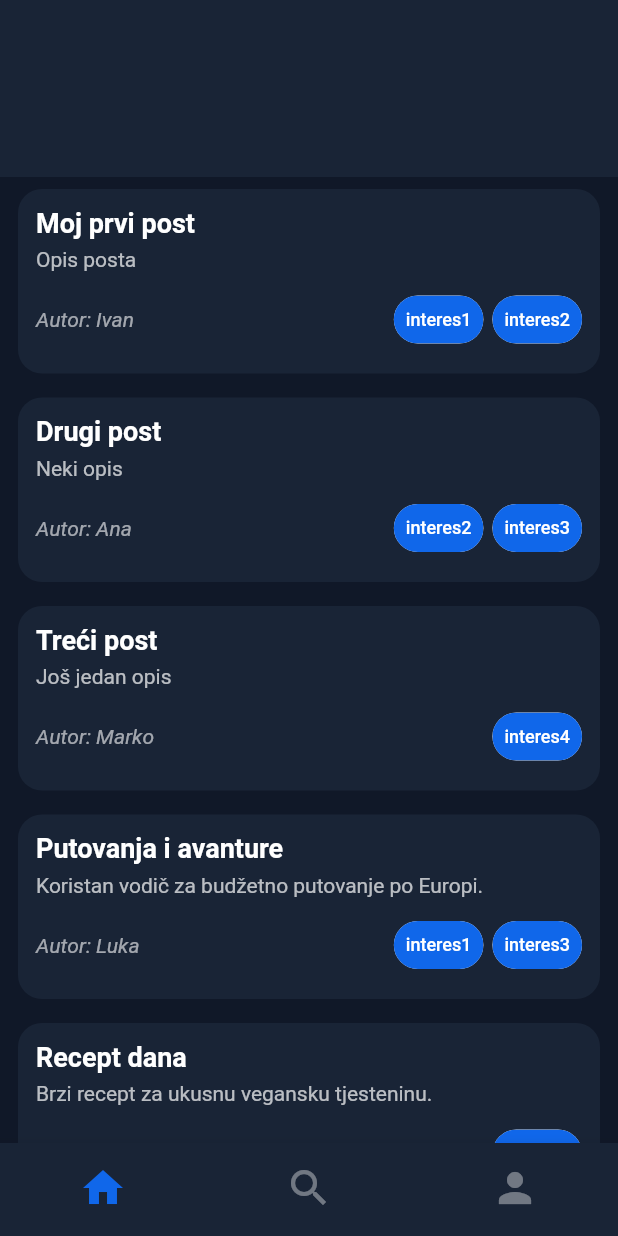
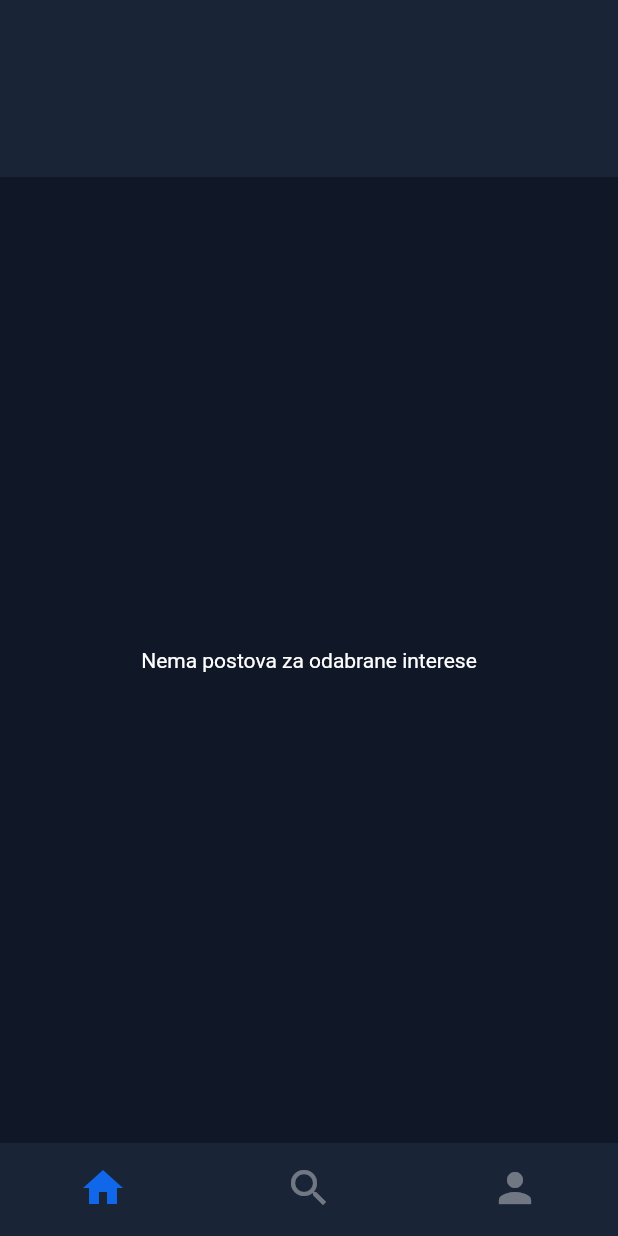
Before and after one commit to ManiTheG/SideQuest, a Flutter app: the screen it shows once a user with an empty profile is signed in, on a phone screen of 412 x 824 dp. Run offline on Flutter 3.47's test engine with Material 3 defaults, Android fonts, the phone set to English and light mode, and no system bars; our stand-ins replace cloud_firestore, email_validator, firebase_auth, firebase_core; accounts and stored records are empty; network calls fail.

Commit message:
Kreirana i implementirana klasa za učitavanje postova iz baze na homepageu i profileu.

```diff
--- a/lib/main.dart
+++ b/lib/main.dart
@@ -36,13 +36,13 @@ class MyApp extends StatelessWidget {
             return const CircularProgressIndicator();
           }
           if(snapshot.hasData){
-            return const HomeScreen(title: 'Mc2 Home');
+            return const HomeScreen();
           }
           return const LoginScreen();
         },
       ),
       routes: {
-                '/home': (ctx) => const HomeScreen(title: 'SideQuest Home'),
+                '/home': (ctx) => const HomeScreen(),
                 '/search': (ctx) => const SearchPage(),
                 '/profile': (ctx) => const ProfilePage.preset(),
             },
--- a/lib/screens/home_screen.dart
+++ b/lib/screens/home_screen.dart
@@ -3,75 +3,8 @@ import 'package:flutter/material.dart';
 import '../widget/bottom.dart';
 
 
-class Post {
-  final String naslov;
-  final String opis;
-  final String autor;
-  final List<String> interesi;
-
-  Post({
-    required this.naslov,
-    required this.opis,
-    required this.autor,
-    required this.interesi,
-  });
-}
-
-final List<Post> _posts = [
-  Post(
-    naslov: 'Moj prvi post',
-    opis: 'Opis posta',
-    autor: 'Ivan',
-    interesi: ['interes1', 'interes2'],
-  ),
-  Post(
-    naslov: 'Drugi post',
-    opis: 'Neki opis',
-    autor: 'Ana',
-    interesi: ['interes2', 'interes3'],
-  ),
-  Post(
-    naslov: 'Treći post',
-    opis: 'Još jedan opis',
-    autor: 'Marko',
-    interesi: ['interes4'],
-  ),
-  Post(
-    naslov: 'Putovanja i avanture',
-    opis: 'Koristan vodič za budžetno putovanje po Europi.',
-    autor: 'Luka',
-    interesi: ['interes1', 'interes3'],
-  ),
-  Post(
-    naslov: 'Recept dana',
-    opis: 'Brzi recept za ukusnu vegansku tjesteninu.',
-    autor: 'Maja',
-    interesi: ['interes2'],
-  ),
-  Post(
-    naslov: 'Tehnologija 2026',
-    opis: 'Pregled najzanimljivijih trendova u mobilnom razvoju.',
-    autor: 'Petar',
-    interesi: ['interes3', 'interes4'],
-  ),
-  Post(
-    naslov: 'Fit & zdravlje',
-    opis: 'Jednostavan plan treninga za početnike kod kuće.',
-    autor: 'Sara',
-    interesi: ['interes1', 'interes4'],
-  ),
-  Post(
-    naslov: 'Knjiga koju vrijedi pročitati',
-    opis: 'Kratka recenzija i citati iz najbolje prodavane knjige.',
-    autor: 'Ivona',
-    interesi: ['interes2', 'interes3'],
-  ),
-];
-
-
 class HomeScreen extends StatefulWidget {
-  const HomeScreen({super.key, required this.title});
-  final String title;
+  const HomeScreen({super.key});
 
   @override
   State<HomeScreen> createState() => _HomeScreenState();
@@ -80,16 +13,31 @@ class HomeScreen extends StatefulWidget {
 class _HomeScreenState extends State<HomeScreen> {
   int _currentIndex = 0;
 
+  final ScrollController _scrollController = ScrollController();
+
   final InterestsService _interestsService = InterestsService();
+  final postsService _postsService = postsService();
 
-  List<String> _allInterests =[];
+  List<String> _userInterests =[];
+  List<Map<String, dynamic>> _allPosts = [];
+
   final List<String> _selectedInterests = [];
 
 
   @override
   void initState() {
     super.initState();
-    _loadAllInterests();
+    _loadUserInterests().then((_) =>  _loadFilteredPosts());
+    print('================================================================' );
+
+
+    _scrollController.addListener((){
+      if(_scrollController.position.pixels == _scrollController.position.maxScrollExtent - 200){
+        if(_postsService.morePostsAvailable){
+          _loadFilteredPosts();
+        }
+      }
+    });
   }
 
   void _selectToggle(String interest) {
@@ -102,18 +50,26 @@ class _HomeScreenState extends State<HomeScreen> {
     });
   }
 
-  Future<void> _loadAllInterests() async{
-    final interests = await _interestsService.loadAllInterests();
+  Future<void> _loadUserInterests() async{
+    final interests = await _interestsService.loadUserInterests();
 
-    setState(() => _allInterests = interests);
+    if(mounted){setState(() => _userInterests = interests);}
+  }
+
+  Future<void> _loadFilteredPosts() async{
+    final posts = await _postsService.loadPosts(_userInterests);
+
+    if(mounted){setState(() => _allPosts = posts);}
   }
 
 
-  List<Post> get _filteredPosts {
-    if (_selectedInterests.isEmpty) return _posts;
-    return _posts.where((p) => p.interesi.any((i) => _selectedInterests.contains(i))).toList();
+  List<Map<String, dynamic>> get _filteredPosts {
+    if (_selectedInterests.isEmpty) return _allPosts;
+    return _allPosts.where((p) {
+      final interests = List<String>.from(p['interests']??[]);
+      return interests.any((i) => _selectedInterests.contains(i));
+    }).toList();
   }
-
 
 
   @override
@@ -143,7 +99,7 @@ class _HomeScreenState extends State<HomeScreen> {
                       scrollDirection: Axis.horizontal,
                       physics: const BouncingScrollPhysics(),
                       child: Row(
-                        children: _allInterests.map((interest) {
+                        children: _userInterests.map((interest) {
                           final isSelected = _selectedInterests.contains(interest);
                           return Padding(
                             padding: const EdgeInsets.only(right: 8.0),
@@ -183,9 +139,17 @@ class _HomeScreenState extends State<HomeScreen> {
                         ),
                       )
                     : ListView.builder(
+                      controller: _scrollController,
                         itemCount: _filteredPosts.length,
                         itemBuilder: (context, index) {
                           final post = _filteredPosts[index];
+
+                          if (index == _allPosts.length) {
+                            return _postsService.morePostsAvailable
+                              ? const Center(child: CircularProgressIndicator())
+                              : const Center(child: Text('No more posts', style: TextStyle(color: Colors.white)));
+                          }
+
                           return Container(
                             margin: const EdgeInsets.symmetric(vertical: 8),
                             padding: const EdgeInsets.all(12),
@@ -198,17 +162,17 @@ class _HomeScreenState extends State<HomeScreen> {
                               crossAxisAlignment: CrossAxisAlignment.start,
                               children: [
 
-                                Text(post.naslov, style: const TextStyle(fontSize: 18, fontWeight: FontWeight.bold, color: Colors.white)),
+                                Text(post['title']??'', style: const TextStyle(fontSize: 18, fontWeight: FontWeight.bold, color: Colors.white)),
                                 const SizedBox(height: 6),
-                                Text(post.opis, style: TextStyle(color: Colors.white70),),
+                                Text(post['description']??'', style: TextStyle(color: Colors.white70),),
                                 const SizedBox(height: 8),
                                 Row(
                                   mainAxisAlignment: MainAxisAlignment.spaceBetween,
                                   children: [
-                                    Text('Autor: ${post.autor}', style: const TextStyle(fontStyle: FontStyle.italic, color: Colors.white60)),
+                                    Text('Autor: ${post['authorId']??''}', style: const TextStyle(fontStyle: FontStyle.italic, color: Colors.white60)),
                                     Wrap(
                                       spacing: 6,
-                                      children: post.interesi.map((i) => Chip(
+                                      children: (post['interests'] as List<dynamic>? ?? []).cast<String>().map((i) => Chip(
                                         label: Text(i, style: TextStyle(color: Colors.white, fontSize: 12)),
                                         backgroundColor: Color.fromARGB(255, 16, 103, 234),
                                         padding: EdgeInsets.zero,
--- a/lib/screens/login_screen.dart
+++ b/lib/screens/login_screen.dart
@@ -52,7 +52,7 @@ class _LoginScreenState extends State<LoginScreen>{
       await _authService.login(_emailController.text, _passwordController.text);
       if (mounted) {
         Navigator.of(context).pushAndRemoveUntil(
-        MaterialPageRoute(builder: (_) => const HomeScreen(title: 'Mc2 Home')),
+        MaterialPageRoute(builder: (_) => const HomeScreen()),
         (route) => false,
       );
       }
--- a/lib/screens/profile.dart
+++ b/lib/screens/profile.dart
@@ -25,38 +25,7 @@ class ProfilePage extends StatefulWidget {
       : userName = 'Slađana B.',
         userBio = 'Puzzle Master',
         userInterests = const [],
-        userPosts = const [
-          {
-            'naslov': 'Prvo rješenje zagonetke',
-            'opis': 'Podijelila sam rješenje moje omiljene zagonetke.',
-            'autor': 'Slađana B.',
-            'interesi': ['Puzzles', 'Tehnologija'],
-          },
-          {
-            'naslov': 'D&D kampanja - savjeti',
-            'opis': 'Kako voditi zanimljivu kampanju za početnike.',
-            'autor': 'Slađana B.',
-            'interesi': ['D&D'],
-          },
-          {
-            'naslov': 'Putovanje u Sloveniju',
-            'opis': 'Mali vodič i preporuke za putovanje.',
-            'autor': 'Slađana B.',
-            'interesi': ['Putovanja'],
-          },
-          {
-            'naslov': 'Arhery basics',
-            'opis': 'Osnove streličarstva za početnike.',
-            'autor': 'Slađana B.',
-            'interesi': ['Archery', 'Fitness'],
-          },
-          {
-            'naslov': 'Novi trik za zagonetke',
-            'opis': 'Kratki vodič s nekoliko brzih trikova za rješavanje logičkih zagonetki.',
-            'autor': 'Slađana B.',
-            'interesi': ['Puzzles'],
-          },
-        ];
+        userPosts = const [];
 
   @override
   State<ProfilePage> createState() => _ProfilePageState();
@@ -64,19 +33,26 @@ class ProfilePage extends StatefulWidget {
 
 class _ProfilePageState extends State<ProfilePage> {
   int _currentIndex = 2;
-  final AuthService _authService = AuthService();
+  //final AuthService _authService = AuthService();
   final InterestsService _interestsService = InterestsService();
-  bool _isLoading = false;
-  String? _errorMessage;
+  final postsService _postsService = postsService();
 
   List<String> _userInterests = [];
+  List<Map<String, dynamic>> _userPosts = [];
+
 
 
   @override
   void initState() {
     super.initState();
     _loadUserInterests();
-    print(_userInterests);
+    _loadUserPosts();
+  }
+
+    Future<void> _loadUserPosts() async{
+    final posts = await _postsService.loadUserPosts();
+
+    setState(() => _userPosts = posts);
   }
 
   Future<void> _loadUserInterests() async{
@@ -98,7 +74,7 @@ class _ProfilePageState extends State<ProfilePage> {
 
   @override
   Widget build(BuildContext context) {
-    final posts = widget.userPosts;
+   // final posts = widget.userPosts;
     return Scaffold(
       appBar: AppBar(
         automaticallyImplyLeading: false,
@@ -235,7 +211,7 @@ class _ProfilePageState extends State<ProfilePage> {
                   ),
                 ],
               ),              const SizedBox(height: 8),
-              if (posts.isEmpty)
+              if (_userPosts.isEmpty)
               // prikaz kada nema postova
                 Card(
                   shape: RoundedRectangleBorder(borderRadius: BorderRadius.circular(12)),
@@ -260,11 +236,11 @@ class _ProfilePageState extends State<ProfilePage> {
               else
               // prikaz postova ako ih ima
                 Column(
-                  children: posts.map((p) {
-                    final naslov = p['naslov'] ?? '';
-                    final opis = p['opis'] ?? '';
-                    final autor = p['autor'] ?? '';
-                    final interesi = (p['interesi'] as List<dynamic>? ?? []).cast<String>();
+                  children: _userPosts.map((p) {
+                    final naslov = p['title'] ?? '';
+                    final opis = p['description'] ?? '';
+                    final autor = p['authorId'] ?? '';
+                    final interesi = (p['interests'] as List<dynamic>? ?? []).cast<String>();
                     return Container(
                       margin: const EdgeInsets.symmetric(vertical: 8),
                       padding: const EdgeInsets.all(12),
--- a/lib/screens/signup_screen.dart
+++ b/lib/screens/signup_screen.dart
@@ -91,7 +91,7 @@ class _SignupScreenState extends State<SignupScreen>{
 
     if(_userNameController.text.isEmpty || _emailController.text.isEmpty
      || _passwordController.text.isEmpty || _confirmPasswordController.text.isEmpty){
-        setState (() => _errorMessage = 'All field must me filled to continue');
+        setState (() => _errorMessage = 'All fields must be filled to continue');
         return;
      }
 
@@ -396,7 +396,7 @@ class _SignupScreenState extends State<SignupScreen>{
                 foregroundColor: Colors.white,
                 alignment: Alignment.center,
                 ),
-                child: const Text('Already have an account? Login'))
+                child: const Text('Already have an account? Login!'))
             ],
           ),
           ),
```
Also changed, not shown: lib/services/db_read_service.dart (+77 -1 lines).
